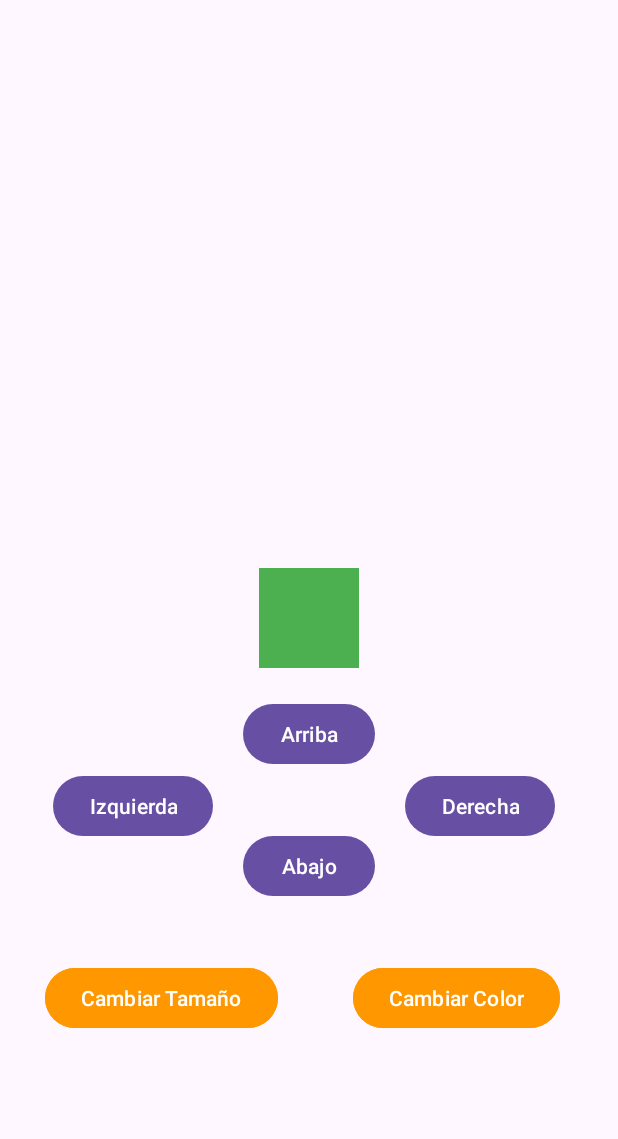
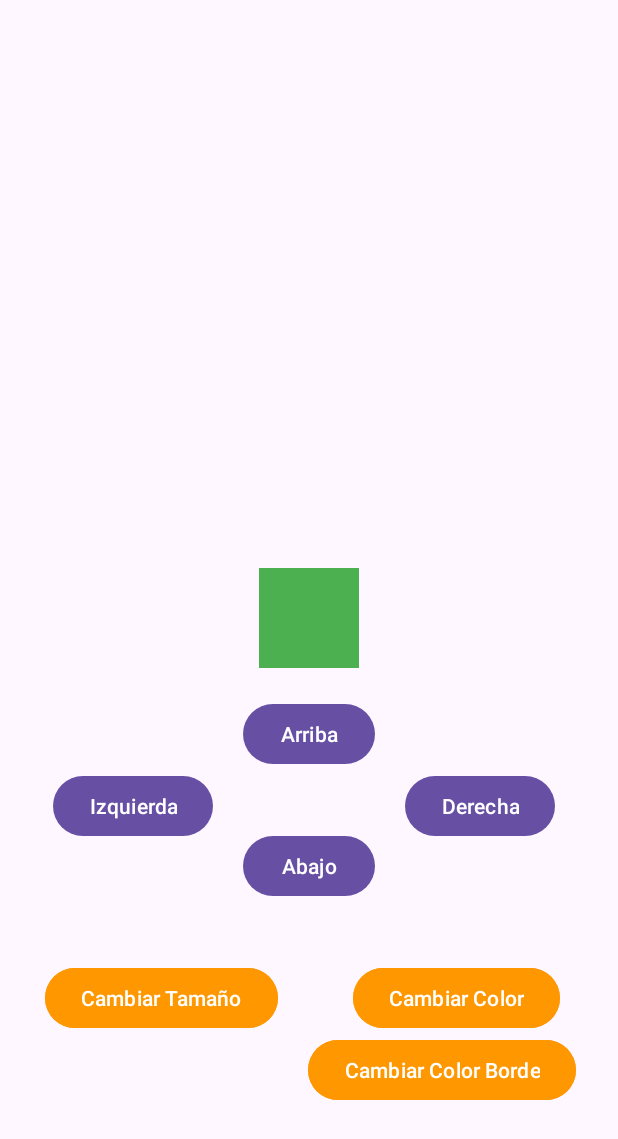
Before and after one commit to JaimeBonBol/Programacion-Multimedia-Dispositivos-Moviles, an Android app: the screen it shows after launch (MainActivity), on a phone screen of 412 x 824 dp. Shown: the top 1139 px of the screen. Run offline under Robolectric (Android 15) with nearby library versions, the phone set to English and light mode, and no system bars.

Commit message:
Continuación aplicación germen tetris

```diff
--- a/EjemploApp-GermenTetris/app/src/main/java/com/example/ejemploapp_germentetris/MainActivity.kt
+++ b/EjemploApp-GermenTetris/app/src/main/java/com/example/ejemploapp_germentetris/MainActivity.kt
@@ -10,6 +10,7 @@ import androidx.core.content.ContextCompat
 import androidx.core.view.ViewCompat
 import androidx.core.view.WindowInsetsCompat
 import model.Rectangulo
+import model.RectanguloBorder
 import kotlin.math.absoluteValue
 import kotlin.random.Random
 
@@ -26,13 +27,23 @@ class MainActivity : AppCompatActivity() {
             val anchoInicial = rectanguloView.width
             val altoInicial = rectanguloView.height
 
-            val rectangulo: Rectangulo = Rectangulo(
+            /*val rectangulo: Rectangulo = Rectangulo(
                 ContextCompat.getColor(this, R.color.green),
                 anchoInicial,
                 altoInicial
             ).apply {
                 x = Xinicial
                 y = Yinicial
+            }*/
+
+            val rectangulo: RectanguloBorder = RectanguloBorder(
+                ContextCompat.getColor(this, R.color.green),
+                anchoInicial,
+                altoInicial,
+            ).apply {
+                x = Xinicial
+                y = Yinicial
+                bordeColor = ContextCompat.getColor(this@MainActivity, R.color.black)
             }
 
             val btnArriba: Button = findViewById(R.id.btnArriba)
@@ -41,6 +52,7 @@ class MainActivity : AppCompatActivity() {
             val btnDerecha: Button = findViewById(R.id.btnDerecha)
             val btnCambiarTamanio: Button = findViewById(R.id.btnCambiarTamanio)
             val btnCambiarColor: Button = findViewById(R.id.btnCambiarColor)
+            val btnCambiarColorBordes: Button = findViewById(R.id.btnCambiarColorBorde)
 
             btnArriba.setOnClickListener {
                 rectangulo.moverArriba()
@@ -71,6 +83,10 @@ class MainActivity : AppCompatActivity() {
                 rectangulo.color = generarColorAleatorio()
                 actualizarVista(rectangulo, rectanguloView)
             }
+            btnCambiarColorBordes.setOnClickListener {
+                rectangulo.cambiarColorBorder(generarColorAleatorio())
+                actualizarVista(rectangulo, rectanguloView)
+            }
         }
 
     }
--- a/EjemploApp-GermenTetris/app/src/main/java/model/Rectangulo.kt
+++ b/EjemploApp-GermenTetris/app/src/main/java/model/Rectangulo.kt
@@ -1,6 +1,6 @@
 package model
 
-class Rectangulo(var color: Int, var ancho: Int, var alto: Int) {
+open class Rectangulo(var color: Int, var ancho: Int, var alto: Int) {
 
     // Coordenadas iniciales. Propiedades
     var x = 485
--- /dev/null
+++ b/EjemploApp-GermenTetris/app/src/main/java/model/RectanguloBorder.kt
@@ -0,0 +1,12 @@
+package model
+
+import android.R
+import android.graphics.Color
+
+class RectanguloBorder(color: Int, ancho:Int, alto:Int, var bordeColor: Int= Color.BLACK):
+    Rectangulo(color, ancho, alto) {
+
+    fun cambiarColorBorder(nuevoColorBode : Int){
+        bordeColor = nuevoColorBode
+    }
+}
--- a/EjemploApp-GermenTetris/app/src/main/res/layout/activity_main.xml
+++ b/EjemploApp-GermenTetris/app/src/main/res/layout/activity_main.xml
@@ -13,6 +13,7 @@
         android:layout_height="100px"
         android:layout_centerInParent="true"
         android:background="#4CAF50" />
+
 
     <Button
         android:id="@+id/btnArriba"
@@ -77,5 +78,16 @@
         android:backgroundTint="@color/orange"
         android:text="Cambiar Color" />
 
+    <Button
+        android:id="@+id/btnCambiarColorBorde"
+        android:layout_width="wrap_content"
+        android:layout_height="wrap_content"
+        android:layout_below="@id/btnCambiarColor"
+        android:layout_centerInParent="true"
+        android:layout_marginStart="20dp"
+        android:layout_toRightOf="@id/btnCambiarTamanio"
+        android:backgroundTint="@color/orange"
+        android:text="Cambiar Color Borde" />
+
 
 </RelativeLayout>
```
